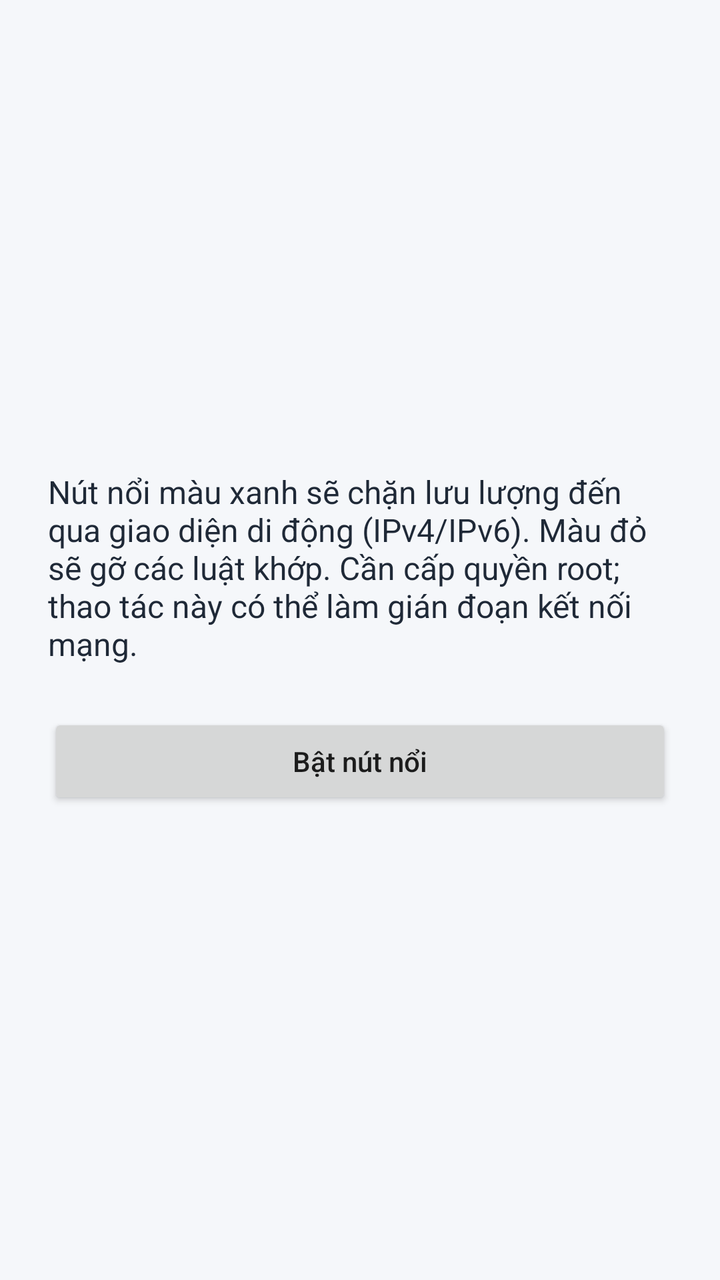
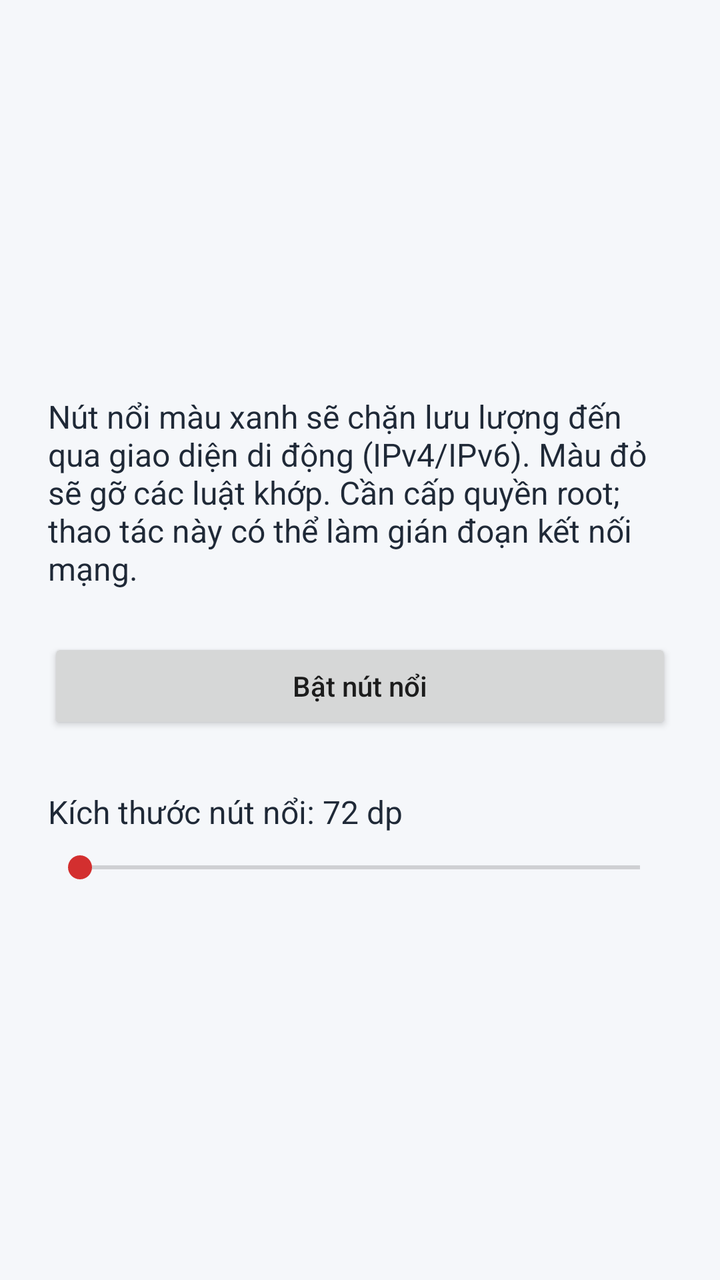

Screens rendered from an Android XML layout before and after an edit, with the pre-edit source and the edit as a unified diff.
<!-- AndroidManifest.xml: application theme Theme.NutNoi -->
<!-- res/layout/activity_main.xml -->
<?xml version="1.0" encoding="utf-8"?>
<LinearLayout xmlns:android="http://schemas.android.com/apk/res/android"
    android:layout_width="match_parent"
    android:layout_height="match_parent"
    android:orientation="vertical"
    android:padding="24dp"
    android:gravity="center"
    android:background="#F5F7FA">

    <TextView
        android:layout_width="match_parent"
        android:layout_height="wrap_content"
        android:text="@string/firewall_description"
        android:textColor="#1F2937"
        android:textSize="16sp"
        android:layout_marginBottom="24dp" />

    <Button
        android:id="@+id/btnToggleOverlay"
        android:layout_width="match_parent"
        android:layout_height="wrap_content"
        android:text="@string/enable_button"
        android:textAllCaps="false" />
</LinearLayout>
<!-- resources referenced by this layout -->
<resources>
  <string name="enable_button">Bật nút nổi</string>
  <string name="firewall_description">Nút nổi màu xanh sẽ chặn lưu lượng đến qua giao diện di động (IPv4/IPv6). Màu đỏ sẽ gỡ các luật khớp. Cần cấp quyền root; thao tác này có thể làm gián đoạn kết nối mạng.</string>
  <style name="Theme.NutNoi" parent="Theme.AppCompat.DayNight.NoActionBar">
          <item name="colorPrimary">#1976D2</item>
          <item name="colorPrimaryDark">#1565C0</item>
          <item name="colorAccent">#D32F2F</item>
          <item name="android:statusBarColor">@android:color/transparent</item>
          <item name="android:navigationBarColor">@android:color/transparent</item>
      </style>
</resources>

<!-- the commit's change to res/layout/activity_main.xml (unified diff, before → after) -->
@@ -1,24 +1,47 @@
 <?xml version="1.0" encoding="utf-8"?>
-<LinearLayout xmlns:android="http://schemas.android.com/apk/res/android"
+<ScrollView xmlns:android="http://schemas.android.com/apk/res/android"
     android:layout_width="match_parent"
     android:layout_height="match_parent"
-    android:orientation="vertical"
-    android:padding="24dp"
-    android:gravity="center"
+    android:fillViewport="true"
     android:background="#F5F7FA">
 
-    <TextView
+    <LinearLayout
         android:layout_width="match_parent"
         android:layout_height="wrap_content"
-        android:text="@string/firewall_description"
-        android:textColor="#1F2937"
-        android:textSize="16sp"
-        android:layout_marginBottom="24dp" />
+        android:orientation="vertical"
+        android:padding="24dp"
+        android:gravity="center_vertical">
 
-    <Button
-        android:id="@+id/btnToggleOverlay"
-        android:layout_width="match_parent"
-        android:layout_height="wrap_content"
-        android:text="@string/enable_button"
-        android:textAllCaps="false" />
-</LinearLayout>
+        <TextView
+            android:layout_width="match_parent"
+            android:layout_height="wrap_content"
+            android:text="@string/firewall_description"
+            android:textColor="#1F2937"
+            android:textSize="16sp"
+            android:layout_marginBottom="24dp" />
+
+        <Button
+            android:id="@+id/btnToggleOverlay"
+            android:layout_width="match_parent"
+            android:layout_height="wrap_content"
+            android:text="@string/enable_button"
+            android:textAllCaps="false"
+            android:layout_marginBottom="28dp" />
+
+        <TextView
+            android:id="@+id/overlaySizeLabel"
+            android:layout_width="match_parent"
+            android:layout_height="wrap_content"
+            android:labelFor="@id/overlaySizeSeekBar"
+            android:text="@string/overlay_size_value_default"
+            android:textColor="#1F2937"
+            android:textSize="16sp"
+            android:paddingBottom="8dp" />
+
+        <SeekBar
+            android:id="@+id/overlaySizeSeekBar"
+            android:layout_width="match_parent"
+            android:layout_height="wrap_content"
+            android:contentDescription="@string/overlay_size_label" />
+    </LinearLayout>
+</ScrollView>
<!-- resource entries referenced after the edit -->
@@ -2,6 +2,8 @@
 <resources>
   <string name="enable_button">Bật nút nổi</string>
   <string name="firewall_description">Nút nổi màu xanh sẽ chặn lưu lượng đến qua giao diện di động (IPv4/IPv6). Màu đỏ sẽ gỡ các luật khớp. Cần cấp quyền root; thao tác này có thể làm gián đoạn kết nối mạng.</string>
+  <string name="overlay_size_label">Kích thước nút nổi</string>
+  <string name="overlay_size_value_default">Kích thước nút nổi: 72 dp</string>
   <style name="Theme.NutNoi" parent="Theme.AppCompat.DayNight.NoActionBar">
           <item name="colorPrimary">#1976D2</item>
           <item name="colorPrimaryDark">#1565C0</item>
